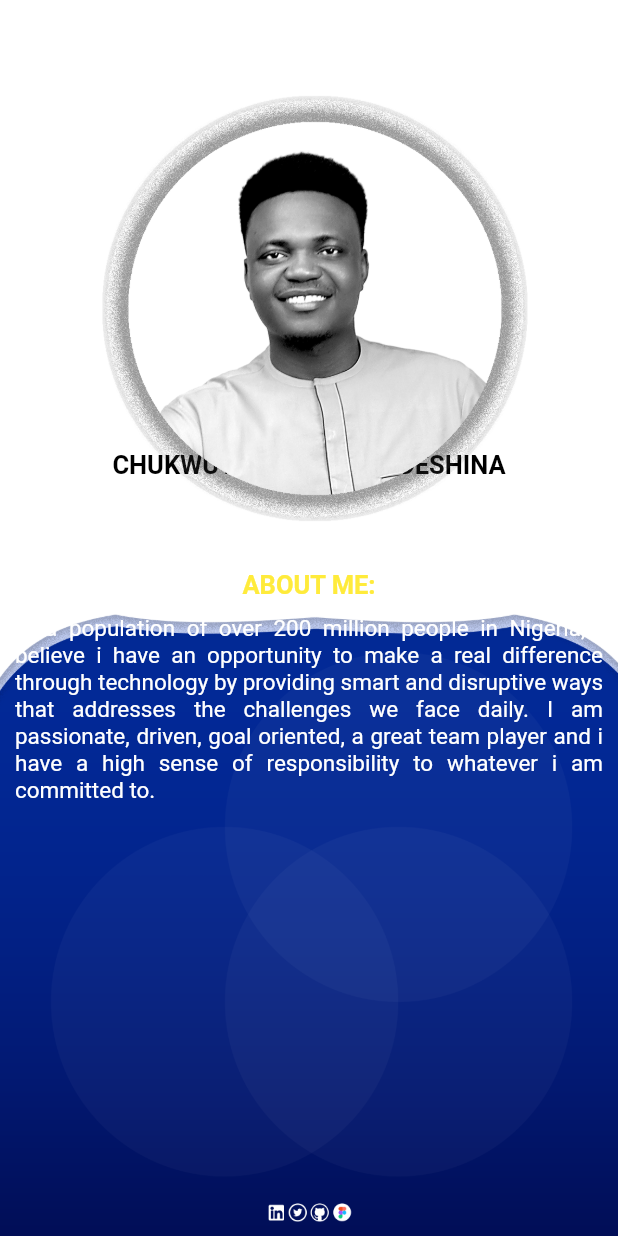
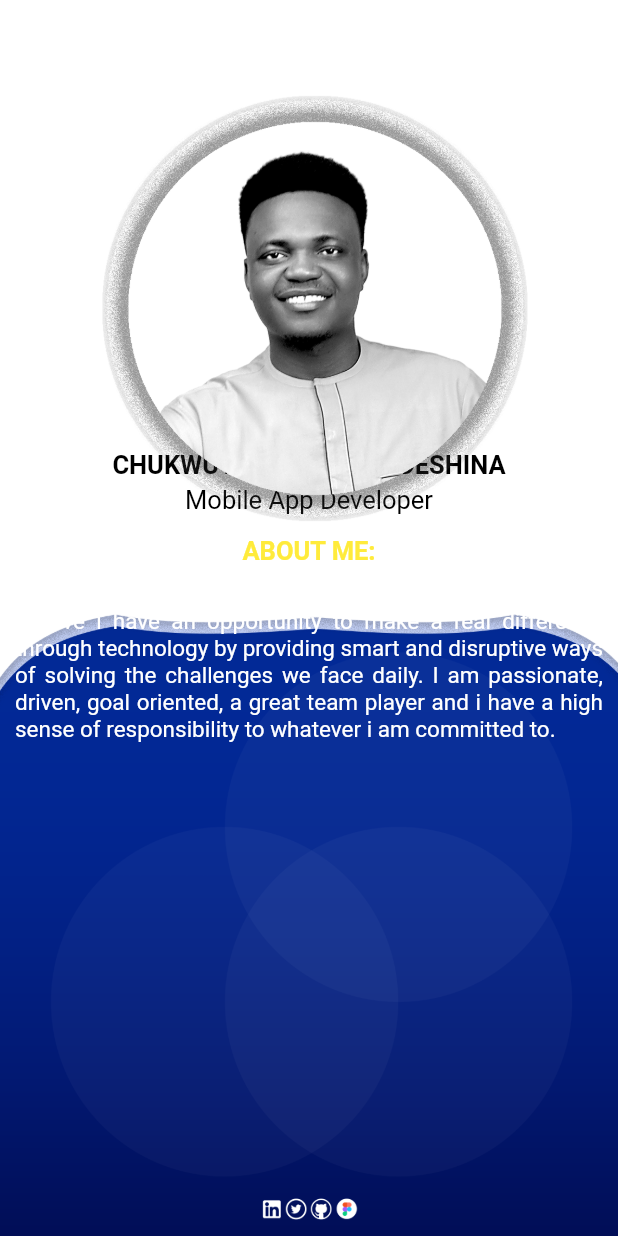
Before and after one commit to YenumJay/YenumPortfolioApp, a Flutter app: the screen it shows after launch, on a phone screen of 412 x 824 dp. Run offline on Flutter 3.47's test engine with Material 2 defaults, Android fonts, the phone set to English and light mode, and no system bars.

Commit message:
Update main.dart

```diff
--- a/lib/main.dart
+++ b/lib/main.dart
@@ -11,14 +11,13 @@ class MyPortfolio extends StatelessWidget {
       home: Scaffold(
         body: Container(
           foregroundDecoration: BoxDecoration(
-            image: DecorationImage(
-              image: AssetImage("lib/img/foto.png"),
-            )
-          ),
+              image: DecorationImage(
+            image: AssetImage("lib/img/foto.png"),
+          )),
           decoration: BoxDecoration(
-            image: DecorationImage(
-                image: AssetImage("lib/img/AppBackground.png"),
-                fit: BoxFit.cover)),
+              image: DecorationImage(
+                  image: AssetImage("lib/img/AppBackground.png"),
+                  fit: BoxFit.cover)),
           child: SafeArea(
             child: Column(
               children: [
@@ -37,7 +36,20 @@ class MyPortfolio extends StatelessWidget {
                 ),
                 Container(
                   alignment: Alignment.center,
-                  margin: EdgeInsets.only(top: 60),
+                  margin: EdgeInsets.only(top: 3),
+                  child: Text(
+                    'Mobile App Developer',
+                    textDirection: TextDirection.ltr,
+                    style: TextStyle(
+                      fontSize: 17,
+                      color: Colors.black,
+                      fontWeight: FontWeight.normal,
+                    ),
+                  ),
+                ),
+                Container(
+                  alignment: Alignment.center,
+                  margin: EdgeInsets.only(top: 14),
                   child: Text(
                     'ABOUT ME:',
                     textDirection: TextDirection.ltr,
@@ -52,7 +64,7 @@ class MyPortfolio extends StatelessWidget {
                   alignment: Alignment.center,
                   margin: EdgeInsets.all(10),
                   child: Text(
-                    'In a population of over 200 million people in Nigeria, I believe i have an opportunity to make a real difference through technology by providing smart and disruptive ways that addresses the challenges we face daily. I am passionate, driven, goal oriented, a great team player and i have a high sense of responsibility to whatever i am committed to.',
+                    'In a population of over 200 million people in Nigeria, I believe i have an opportunity to make a real difference through technology by providing smart and disruptive ways of solving the challenges we face daily. I am passionate, driven, goal oriented, a great team player and i have a high sense of responsibility to whatever i am committed to.',
                     textAlign: TextAlign.justify,
                     textDirection: TextDirection.ltr,
                     style: TextStyle(
@@ -64,11 +76,12 @@ class MyPortfolio extends StatelessWidget {
                 ),
                 Expanded(
                   child: Container(
-                    height: 350,
-                    alignment: Alignment.center,
-                    margin: EdgeInsets.all(0),
                     child: Image(
-                      image: AssetImage("lib/img/icons.png",
+                      height: 500,
+                      width: 150,
+                      fit: BoxFit.fill,
+                      image: AssetImage(
+                        "lib/img/icons.png",
                       ),
                     ),
                   ),
```
